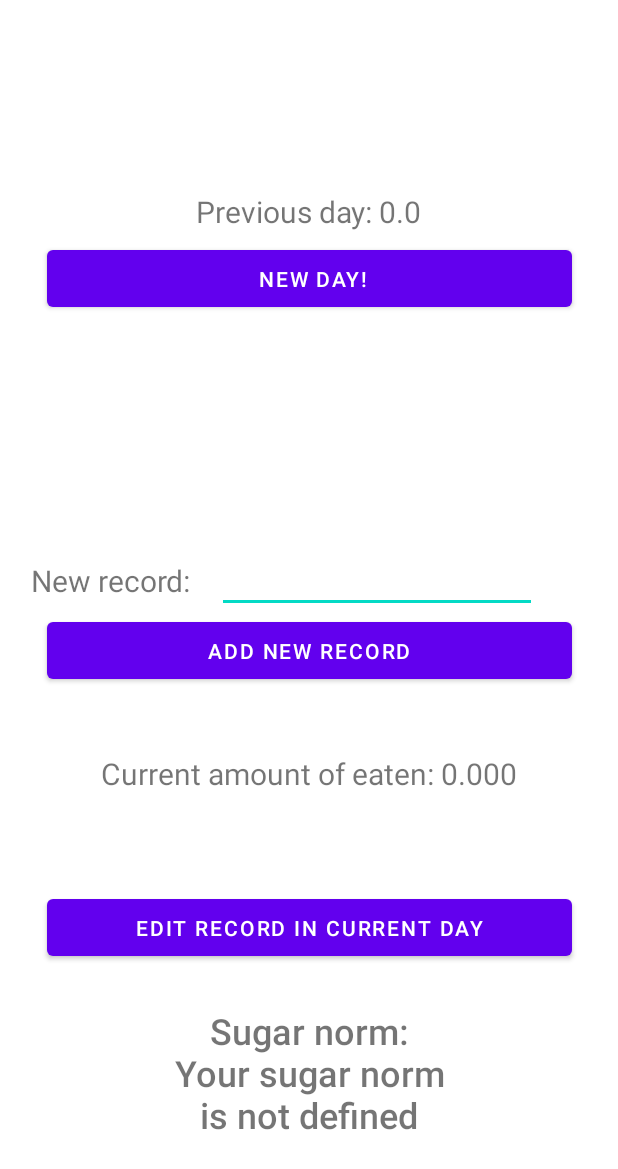
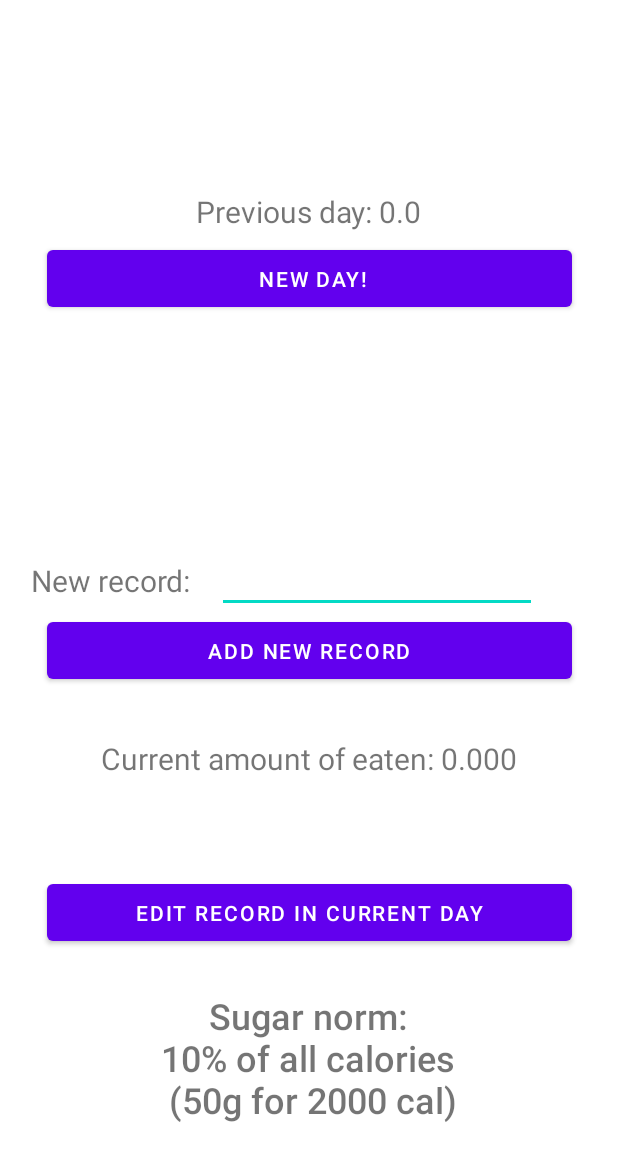
Before and after one commit to TheSawIsTheLaw/SugarEatenController, an Android app: the screen it shows after launch (MainActivity), on a phone screen of 412 x 824 dp. Shown: the top 1169 px of the screen. Run offline under Robolectric (Android 15) with nearby library versions, the light colour scheme and no system bars.

Commit message:
ADD: info about sugar in main menu

```diff
--- a/SugarEatenController/app/src/main/java/com/example/sugareatencontroller/ChangeRecord.kt
+++ b/SugarEatenController/app/src/main/java/com/example/sugareatencontroller/ChangeRecord.kt
@@ -11,7 +11,6 @@ import android.view.View
 import android.view.ViewGroup
 import android.widget.RadioButton
 import android.widget.Toast
-import androidx.activity.addCallback
 import androidx.annotation.RequiresApi
 import com.example.sugareatencontroller.databinding.FragmentChangeRecordBinding
 import com.google.gson.Gson
--- a/SugarEatenController/app/src/main/res/layout/fragment_main_menu.xml
+++ b/SugarEatenController/app/src/main/res/layout/fragment_main_menu.xml
@@ -8,8 +8,9 @@
 
     <TextView
         android:id="@+id/sugarNorm"
-        android:layout_width="194dp"
-        android:layout_height="106dp"
+        android:layout_width="347dp"
+        android:layout_height="100dp"
+        android:layout_marginBottom="16dp"
         android:fontFamily="sans-serif-medium"
         android:text="@string/sugar_norm"
         android:textAlignment="center"
@@ -17,7 +18,7 @@
         android:typeface="normal"
         app:layout_constraintBottom_toBottomOf="parent"
         app:layout_constraintEnd_toEndOf="parent"
-        app:layout_constraintHorizontal_bias="0.5"
+        app:layout_constraintHorizontal_bias="0.497"
         app:layout_constraintStart_toStartOf="parent" />
 
     <TextView
--- a/SugarEatenController/app/src/main/res/values/strings.xml
+++ b/SugarEatenController/app/src/main/res/values/strings.xml
@@ -1,6 +1,6 @@
 <resources>
     <string name="app_name">SugarEatenController</string>
-    <string name="sugar_norm">Sugar norm:\nYour sugar norm is not defined</string>
+    <string name="sugar_norm">Sugar norm:\n10% of all calories\n (50g for 2000 cal)</string>
     <string name="previous_day">Previous day:</string>
     <string name="new_record_label">New record:</string>
     <string name="add_new_record_button">Add new record</string>
```
